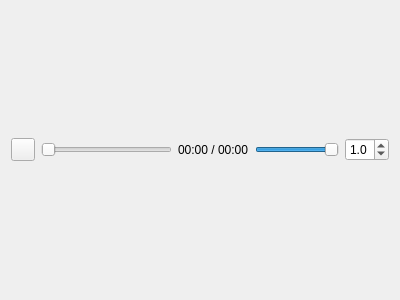
Before: the Qt Designer form src/players/video-player.ui in Spark-NF/organizer, drawn with Qt 5.
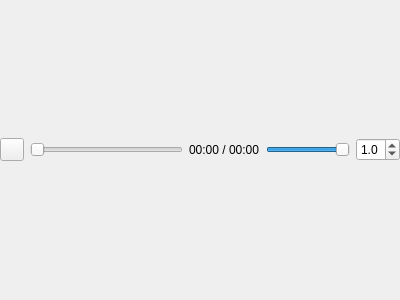
After: the same form once the commit is applied.

Commit message: Remove double-margin around video player

What changed in the file:
```diff
--- a/src/players/video-player.ui
+++ b/src/players/video-player.ui
@@ -14,6 +14,18 @@
    <string>Form</string>
   </property>
   <layout class="QVBoxLayout" name="verticalLayout">
+   <property name="leftMargin">
+    <number>0</number>
+   </property>
+   <property name="topMargin">
+    <number>0</number>
+   </property>
+   <property name="rightMargin">
+    <number>0</number>
+   </property>
+   <property name="bottomMargin">
+    <number>0</number>
+   </property>
    <item>
     <layout class="QHBoxLayout" name="controls" stretch="0,1,0,0,0">
      <item>
```
